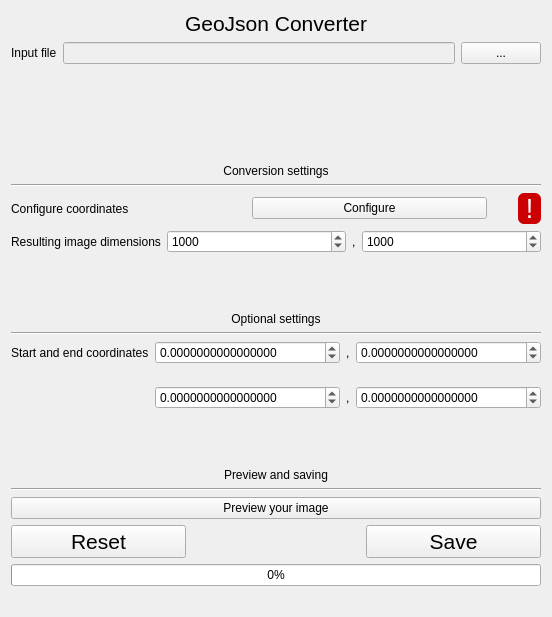
vikipedia48/Lara, file geojsonwindow.ui: the form before one commit.
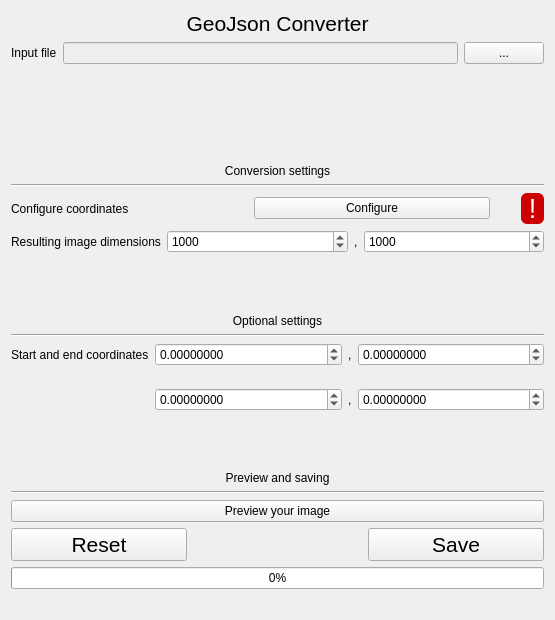
The form after the commit.

The edit to the form file:
```diff
--- a/geojsonwindow.ui
+++ b/geojsonwindow.ui
@@ -6,8 +6,8 @@
    <rect>
     <x>0</x>
     <y>0</y>
-    <width>552</width>
-    <height>617</height>
+    <width>555</width>
+    <height>620</height>
    </rect>
   </property>
   <property name="windowTitle">
@@ -262,7 +262,7 @@
           </sizepolicy>
          </property>
          <property name="decimals">
-          <number>16</number>
+          <number>8</number>
          </property>
          <property name="minimum">
           <double>-100000000.000000000000000</double>
@@ -288,7 +288,7 @@
           </sizepolicy>
          </property>
          <property name="decimals">
-          <number>16</number>
+          <number>8</number>
          </property>
          <property name="minimum">
           <double>-100000000.000000000000000</double>
@@ -311,7 +311,7 @@
           </sizepolicy>
          </property>
          <property name="decimals">
-          <number>16</number>
+          <number>8</number>
          </property>
          <property name="minimum">
           <double>-100000000.000000000000000</double>
@@ -337,7 +337,7 @@
           </sizepolicy>
          </property>
          <property name="decimals">
-          <number>16</number>
+          <number>8</number>
          </property>
          <property name="minimum">
           <double>-100000000.000000000000000</double>
```
